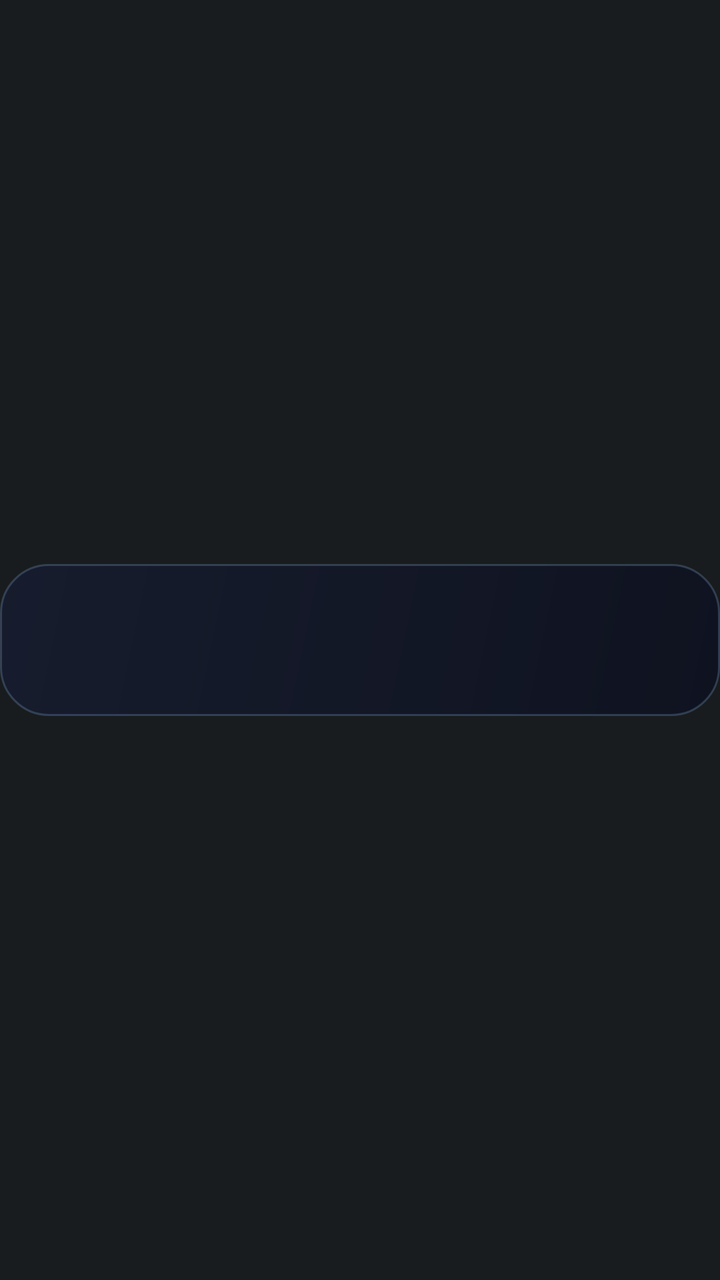
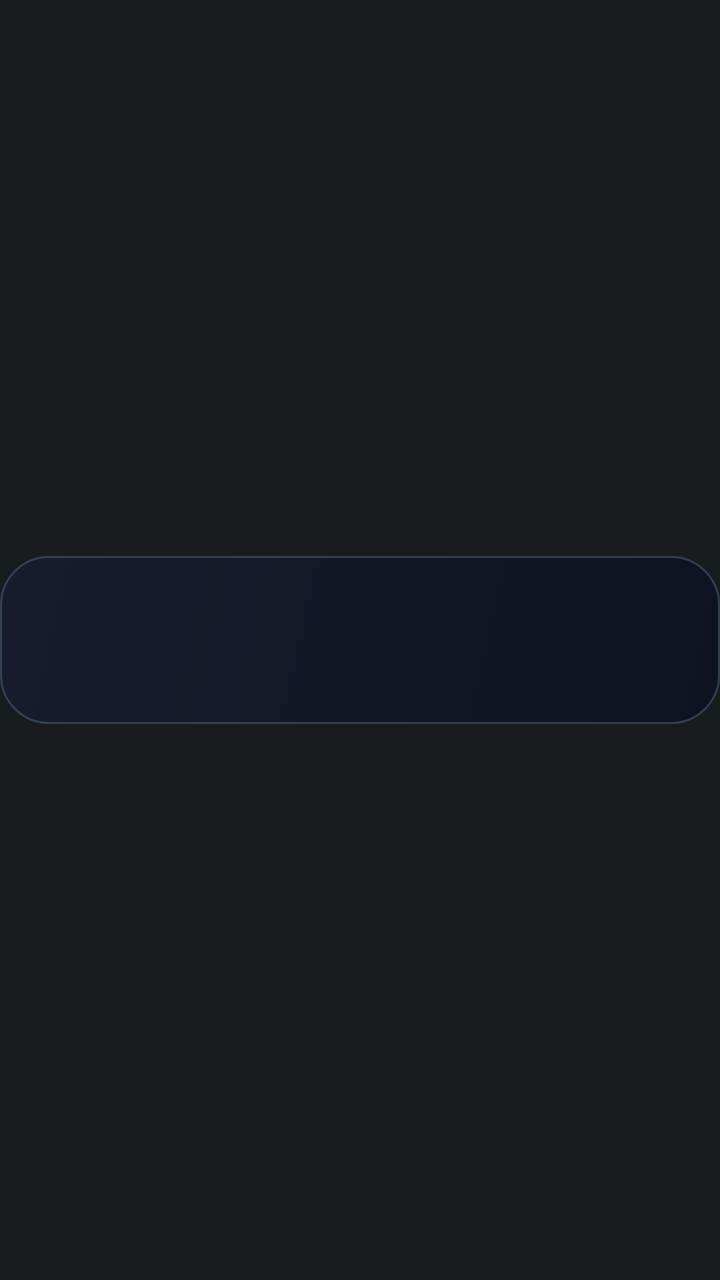

Before-and-after screenshots of an Android layout around one commit, followed by the original layout XML and the change that was made.
<!-- AndroidManifest.xml: application theme Theme.AtAGlancePlus -->
<!-- res/layout/card_finance.xml -->
<?xml version="1.0" encoding="utf-8"?>
<FrameLayout xmlns:android="http://schemas.android.com/apk/res/android"
    android:id="@+id/card_root"
    style="@style/AagCardRoot">

    <LinearLayout
        android:id="@+id/card_body"
        style="@style/AagCardBody"
        android:background="@drawable/card_bg_finance"
        android:gravity="center_vertical"
        android:orientation="horizontal">

        <ViewFlipper
            android:id="@+id/finance_flipper"
            android:layout_width="match_parent"
            android:layout_height="match_parent"
            android:autoStart="true"
            android:flipInterval="4000"
            android:inAnimation="@android:anim/fade_in"
            android:outAnimation="@android:anim/fade_out" />
    </LinearLayout>

    
    <ImageView
        android:id="@+id/hold_bar"
        android:layout_width="match_parent"
        android:layout_height="76dp"
        android:layout_gravity="center_vertical"
        android:contentDescription="@null"
        android:duplicateParentState="true"
        android:scaleType="fitXY"
        android:src="@drawable/hold_bar_red_400" />
</FrameLayout>
<!-- resources referenced by this layout -->
<resources>
  <!-- drawable card_bg_finance (drawable) -->
  <?xml version="1.0" encoding="utf-8"?>
  <shape xmlns:android="http://schemas.android.com/apk/res/android" android:shape="rectangle">
      <gradient android:angle="315" android:startColor="#F0161C2E" android:endColor="#F00E1220" android:type="linear" />
      <stroke android:width="1dp" android:color="#3893C5FD" />
      <corners android:radius="24dp" />
  </shape>
  <!-- drawable hold_bar_red_400 (drawable) -->
  <?xml version="1.0" encoding="utf-8"?>
  <animated-selector xmlns:android="http://schemas.android.com/apk/res/android">
      <item
          android:id="@+id/hold_pressed"
          android:drawable="@drawable/hold_bar_red_full"
          android:state_pressed="true" />
      <item
          android:id="@+id/hold_idle"
          android:drawable="@drawable/hold_bar_empty" />
      <transition
          android:drawable="@drawable/avd_hold_red_400"
          android:fromId="@id/hold_idle"
          android:toId="@id/hold_pressed" />
  </animated-selector>
  <style name="AagCardBody">
          <item name="android:layout_width">match_parent</item>
          <item name="android:layout_height">76dp</item>
          <item name="android:layout_gravity">center_vertical</item>
          <item name="android:paddingStart">16dp</item>
          <item name="android:paddingEnd">18dp</item>
      </style>
  <style name="AagCardRoot">
          <item name="android:layout_width">match_parent</item>
          <item name="android:layout_height">88dp</item>
          <item name="android:clipChildren">false</item>
          <item name="android:clipToPadding">false</item>
      </style>
  <style name="Theme.AtAGlancePlus" parent="android:Theme.DeviceDefault.NoActionBar">
          <item name="android:windowLightStatusBar">false</item>
      </style>
  <!-- drawable hold_bar_red_full (drawable) -->
  <?xml version="1.0" encoding="utf-8"?>
  <vector xmlns:android="http://schemas.android.com/apk/res/android"
      android:width="380dp"
      android:height="76dp"
      android:viewportWidth="380"
      android:viewportHeight="76">
      <path
          android:name="ring"
          android:pathData="M190.0,1.25 H356 A22.75,22.75 0 0 1 378.75,24 V52 A22.75,22.75 0 0 1 356,74.75 H24 A22.75,22.75 0 0 1 1.25,52 V24 A22.75,22.75 0 0 1 24,1.25 Z"
          android:strokeColor="#FFF43F5E"
          android:strokeLineCap="round"
          android:strokeWidth="2.5"
          android:trimPathEnd="1" />
  </vector>
  <!-- drawable hold_bar_empty (drawable) -->
  <?xml version="1.0" encoding="utf-8"?>
  <vector xmlns:android="http://schemas.android.com/apk/res/android"
      android:width="380dp"
      android:height="76dp"
      android:viewportWidth="380"
      android:viewportHeight="76">
      <path
          android:name="ring"
          android:pathData="M190.0,1.25 H356 A22.75,22.75 0 0 1 378.75,24 V52 A22.75,22.75 0 0 1 356,74.75 H24 A22.75,22.75 0 0 1 1.25,52 V24 A22.75,22.75 0 0 1 24,1.25 Z"
          android:strokeColor="#00000000"
          android:strokeLineCap="round"
          android:strokeWidth="2.5"
          android:trimPathEnd="0" />
  </vector>
  <!-- drawable hold_bar_red_zero (drawable) -->
  <?xml version="1.0" encoding="utf-8"?>
  <vector xmlns:android="http://schemas.android.com/apk/res/android"
      android:width="380dp"
      android:height="76dp"
      android:viewportWidth="380"
      android:viewportHeight="76">
      <path
          android:name="ring"
          android:pathData="M190.0,1.25 H356 A22.75,22.75 0 0 1 378.75,24 V52 A22.75,22.75 0 0 1 356,74.75 H24 A22.75,22.75 0 0 1 1.25,52 V24 A22.75,22.75 0 0 1 24,1.25 Z"
          android:strokeColor="#FFF43F5E"
          android:strokeLineCap="round"
          android:strokeWidth="2.5"
          android:trimPathEnd="0" />
  </vector>
  <!-- unchanged entries left out for length: 1 -->
</resources>

<!-- the commit's change to res/layout/card_finance.xml (unified diff, before → after) -->
@@ -24,7 +24,7 @@
     <ImageView
         android:id="@+id/hold_bar"
         android:layout_width="match_parent"
-        android:layout_height="76dp"
+        android:layout_height="@dimen/card_body_height"
         android:layout_gravity="center_vertical"
         android:contentDescription="@null"
         android:duplicateParentState="true"
<!-- resource entries referenced after the edit -->
@@ -1,5 +1,6 @@
 <!-- resources referenced by this layout -->
 <resources>
+  <dimen name="card_body_height">84dp</dimen>
   <!-- drawable card_bg_finance (drawable) -->
   <?xml version="1.0" encoding="utf-8"?>
   <shape xmlns:android="http://schemas.android.com/apk/res/android" android:shape="rectangle">
@@ -24,7 +25,7 @@
   </animated-selector>
   <style name="AagCardBody">
           <item name="android:layout_width">match_parent</item>
-          <item name="android:layout_height">76dp</item>
+          <item name="android:layout_height">@dimen/card_body_height</item>
           <item name="android:layout_gravity">center_vertical</item>
           <item name="android:paddingStart">16dp</item>
           <item name="android:paddingEnd">18dp</item>
